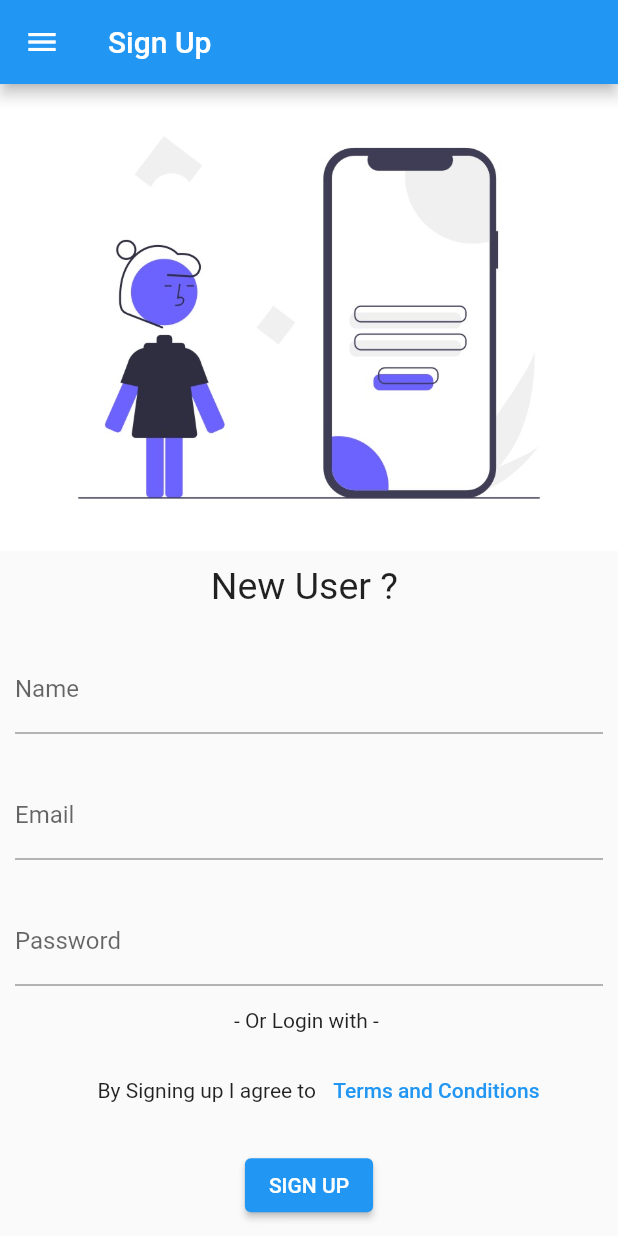
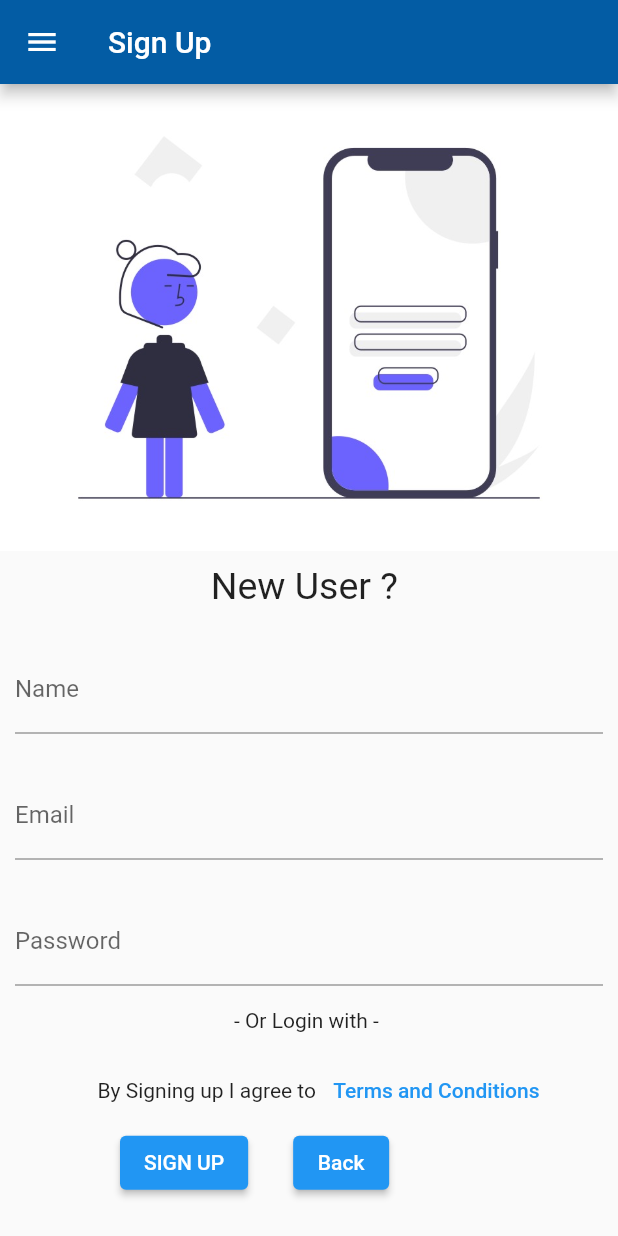
Before and after one commit to ank809/Login_SignUp, a Flutter app: the screen it shows after launch, after a tap on "New User ? Sign In", on a phone screen of 412 x 824 dp. Run offline on Flutter 3.47's test engine with Material 2 defaults, Android fonts, the phone set to English and light mode, and no system bars.

Commit message:
background color and new button has been added

```diff
--- a/login/lib/login.dart
+++ b/login/lib/login.dart
@@ -7,7 +7,7 @@ class Login extends StatelessWidget {
     return  MaterialApp(
       debugShowCheckedModeBanner: false,
       home: Scaffold(
-      appBar: AppBar(title: Text('Login'),),
+      appBar: AppBar(title: Text('Login'),backgroundColor:Color.fromARGB(255, 3, 92, 164),),
       drawer: Drawer(),
       body: SingleChildScrollView(
         child: Column(
--- a/login/lib/signup.dart
+++ b/login/lib/signup.dart
@@ -1,3 +1,5 @@
+import 'dart:convert';
+
 import 'package:flutter/material.dart';
 class SignUp extends StatelessWidget {
   const SignUp({super.key});
@@ -6,7 +8,7 @@ class SignUp extends StatelessWidget {
   Widget build(BuildContext context) {
     return MaterialApp(
       home: Scaffold(
-        appBar: AppBar(title: Text('Sign Up'),),
+        appBar: AppBar(title: Text('Sign Up'),backgroundColor: Color.fromARGB(255, 3, 92, 164),),
         drawer: Drawer(),
         body: SingleChildScrollView(
           child: Column(
@@ -49,8 +51,16 @@ class SignUp extends StatelessWidget {
                   ],
                   ),
               ),
-              SizedBox(height: 15.0,),
-              ElevatedButton(onPressed: (){}, child: Text('SIGN UP')),
+
+              Row(
+                children: [
+                  SizedBox(height: 15.0, width: 80.0,),
+                  ElevatedButton(onPressed: (){}, child: Text('SIGN UP'),),
+                  SizedBox(height: 15.0, width: 30.0,),
+                  ElevatedButton(onPressed: (){Navigator.pushNamed(context, '/login');}, child: Text('Back')),
+                ],
+              ),
+
             ],
           ),
         ),
```
Also changed, not shown: 1 other file.
